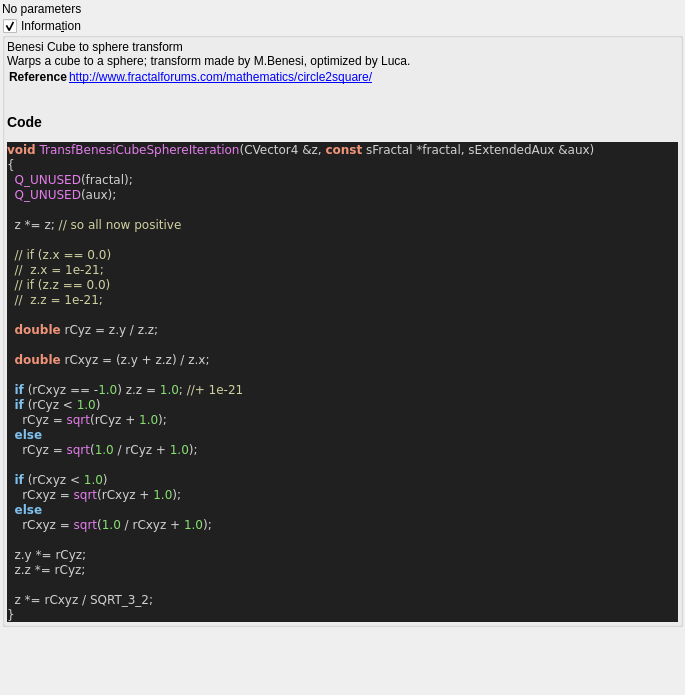
First picture: the form in mandelbulber2/formula/ui/fractal_transf_benesi_cube_sphere.ui, repository buddhi1980/mandelbulber2, before the edit.
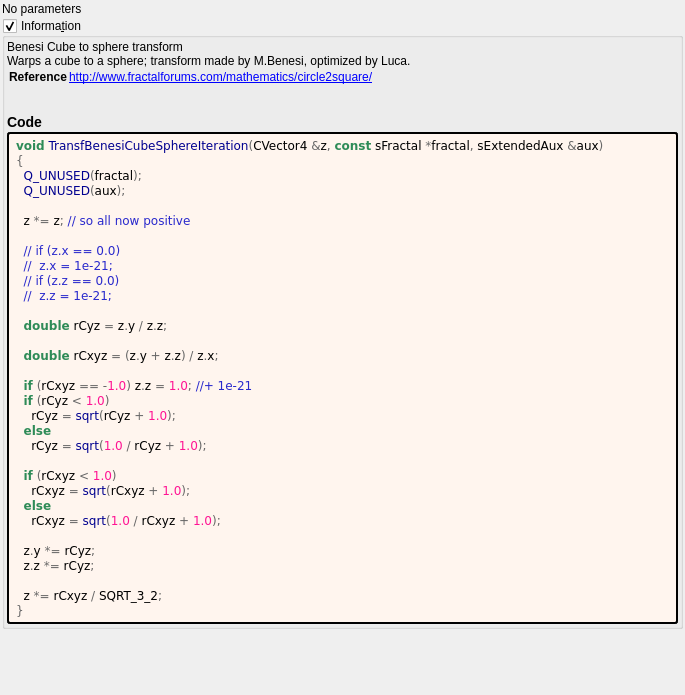
Second picture: the form after the edit. Custom widgets are drawn as their Qt base class.

The edit to the form file:
```diff
--- a/mandelbulber2/formula/ui/fractal_transf_benesi_cube_sphere.ui
+++ b/mandelbulber2/formula/ui/fractal_transf_benesi_cube_sphere.ui
@@ -67,46 +67,61 @@
        <number>2</number>
       </property>
       <item>
-       <widget class="QLabel" name="label_code_content">
+	   <widget class="QLabel" name="label_information_general">
         <property name="text">
          <string notr="true">&lt;p&gt;Benesi Cube to sphere transform&lt;br&gt;Warps a cube to a sphere; transform made by M.Benesi, optimized by Luca.&lt;/p&gt;&lt;table&gt;
 &lt;tr&gt;&lt;th&gt;Reference&lt;/th&gt;&lt;td&gt;&lt;a href=&quot;http://www.fractalforums.com/mathematics/circle2square/&quot;&gt;http://www.fractalforums.com/mathematics/circle2square/&lt;br&gt;
 &lt;/td&gt;&lt;/tr&gt;
 &lt;/table&gt;
-&lt;h3&gt;Code&lt;/h3&gt;
-&lt;body style=&quot;background-color:#202020&quot;&gt;
-&lt;pre style=&quot;color:#d0d0d0; background-color:#202020;  font-family:'Courier New',monospace;&quot;&gt;&lt;span style=&quot;color:#f09479; font-weight:bold&quot;&gt;void&lt;/span&gt; &lt;span style=&quot;color:#e47eed&quot;&gt;TransfBenesiCubeSphereIteration&lt;/span&gt;&lt;span style=&quot;color:#d0d0d0&quot;&gt;(&lt;/span&gt;CVector4 &lt;span style=&quot;color:#d0d0d0&quot;&gt;&amp;amp;&lt;/span&gt;z&lt;span style=&quot;color:#d0d0d0&quot;&gt;,&lt;/span&gt; &lt;span style=&quot;color:#f09479; font-weight:bold&quot;&gt;const&lt;/span&gt; sFractal &lt;span style=&quot;color:#d0d0d0&quot;&gt;*&lt;/span&gt;fractal&lt;span style=&quot;color:#d0d0d0&quot;&gt;,&lt;/span&gt; sExtendedAux &lt;span style=&quot;color:#d0d0d0&quot;&gt;&amp;amp;&lt;/span&gt;aux&lt;span style=&quot;color:#d0d0d0&quot;&gt;)&lt;/span&gt;
-&lt;span style=&quot;color:#d0d0d0&quot;&gt;{&lt;/span&gt;
-  &lt;span style=&quot;color:#e47eed&quot;&gt;Q_UNUSED&lt;/span&gt;&lt;span style=&quot;color:#d0d0d0&quot;&gt;(&lt;/span&gt;fractal&lt;span style=&quot;color:#d0d0d0&quot;&gt;);&lt;/span&gt;
-  &lt;span style=&quot;color:#e47eed&quot;&gt;Q_UNUSED&lt;/span&gt;&lt;span style=&quot;color:#d0d0d0&quot;&gt;(&lt;/span&gt;aux&lt;span style=&quot;color:#d0d0d0&quot;&gt;);&lt;/span&gt;
+&lt;h3&gt;Code&lt;/h3&gt;</string>
+		</property>
+		<property name="wordWrap">
+		 <bool>true</bool>
+		</property>
+		<property name="openExternalLinks">
+		 <bool>true</bool>
+		</property>
+		<property name="textInteractionFlags">
+		 <set>Qt::LinksAccessibleByMouse|Qt::TextSelectableByMouse</set>
+		</property>
+		</widget>
+	   </item>
+	   <item>
+	    <widget class="QLabel" name="label_code_content">
+		 <property name="text">
+		  <string notr="true">&lt;body style=&quot;background-color:#fff5ee&quot;&gt;
+&lt;pre style=&quot;color:#000000; background-color:#fff5ee;  font-family:'Courier New',monospace;&quot;&gt;&lt;span style=&quot;color:#2e8b57; font-weight:bold&quot;&gt;void&lt;/span&gt; &lt;span style=&quot;color:#00008f&quot;&gt;TransfBenesiCubeSphereIteration&lt;/span&gt;&lt;span style=&quot;color:#676767&quot;&gt;(&lt;/span&gt;CVector4 &lt;span style=&quot;color:#676767&quot;&gt;&amp;amp;&lt;/span&gt;z&lt;span style=&quot;color:#676767&quot;&gt;,&lt;/span&gt; &lt;span style=&quot;color:#2e8b57; font-weight:bold&quot;&gt;const&lt;/span&gt; sFractal &lt;span style=&quot;color:#676767&quot;&gt;*&lt;/span&gt;fractal&lt;span style=&quot;color:#676767&quot;&gt;,&lt;/span&gt; sExtendedAux &lt;span style=&quot;color:#676767&quot;&gt;&amp;amp;&lt;/span&gt;aux&lt;span style=&quot;color:#676767&quot;&gt;)&lt;/span&gt;
+&lt;span style=&quot;color:#676767&quot;&gt;{&lt;/span&gt;
+  &lt;span style=&quot;color:#00008f&quot;&gt;Q_UNUSED&lt;/span&gt;&lt;span style=&quot;color:#676767&quot;&gt;(&lt;/span&gt;fractal&lt;span style=&quot;color:#676767&quot;&gt;);&lt;/span&gt;
+  &lt;span style=&quot;color:#00008f&quot;&gt;Q_UNUSED&lt;/span&gt;&lt;span style=&quot;color:#676767&quot;&gt;(&lt;/span&gt;aux&lt;span style=&quot;color:#676767&quot;&gt;);&lt;/span&gt;
 
-  z &lt;span style=&quot;color:#d0d0d0&quot;&gt;*=&lt;/span&gt; z&lt;span style=&quot;color:#d0d0d0&quot;&gt;;&lt;/span&gt; &lt;span style=&quot;color:#d0d0a0&quot;&gt;// so all now positive&lt;/span&gt;
+  z &lt;span style=&quot;color:#676767&quot;&gt;*=&lt;/span&gt; z&lt;span style=&quot;color:#676767&quot;&gt;;&lt;/span&gt; &lt;span style=&quot;color:#2929cc&quot;&gt;// so all now positive&lt;/span&gt;
 
-  &lt;span style=&quot;color:#d0d0a0&quot;&gt;// if (z.x == 0.0)&lt;/span&gt;
-  &lt;span style=&quot;color:#d0d0a0&quot;&gt;//  z.x = 1e-21;&lt;/span&gt;
-  &lt;span style=&quot;color:#d0d0a0&quot;&gt;// if (z.z == 0.0)&lt;/span&gt;
-  &lt;span style=&quot;color:#d0d0a0&quot;&gt;//  z.z = 1e-21;&lt;/span&gt;
+  &lt;span style=&quot;color:#2929cc&quot;&gt;// if (z.x == 0.0)&lt;/span&gt;
+  &lt;span style=&quot;color:#2929cc&quot;&gt;//  z.x = 1e-21;&lt;/span&gt;
+  &lt;span style=&quot;color:#2929cc&quot;&gt;// if (z.z == 0.0)&lt;/span&gt;
+  &lt;span style=&quot;color:#2929cc&quot;&gt;//  z.z = 1e-21;&lt;/span&gt;
 
-  &lt;span style=&quot;color:#f09479; font-weight:bold&quot;&gt;double&lt;/span&gt; rCyz &lt;span style=&quot;color:#d0d0d0&quot;&gt;=&lt;/span&gt; z&lt;span style=&quot;color:#d0d0d0&quot;&gt;.&lt;/span&gt;y &lt;span style=&quot;color:#d0d0d0&quot;&gt;/&lt;/span&gt; z&lt;span style=&quot;color:#d0d0d0&quot;&gt;.&lt;/span&gt;z&lt;span style=&quot;color:#d0d0d0&quot;&gt;;&lt;/span&gt;
+  &lt;span style=&quot;color:#2e8b57; font-weight:bold&quot;&gt;double&lt;/span&gt; rCyz &lt;span style=&quot;color:#676767&quot;&gt;=&lt;/span&gt; z&lt;span style=&quot;color:#676767&quot;&gt;.&lt;/span&gt;y &lt;span style=&quot;color:#676767&quot;&gt;/&lt;/span&gt; z&lt;span style=&quot;color:#676767&quot;&gt;.&lt;/span&gt;z&lt;span style=&quot;color:#676767&quot;&gt;;&lt;/span&gt;
 
-  &lt;span style=&quot;color:#f09479; font-weight:bold&quot;&gt;double&lt;/span&gt; rCxyz &lt;span style=&quot;color:#d0d0d0&quot;&gt;= (&lt;/span&gt;z&lt;span style=&quot;color:#d0d0d0&quot;&gt;.&lt;/span&gt;y &lt;span style=&quot;color:#d0d0d0&quot;&gt;+&lt;/span&gt; z&lt;span style=&quot;color:#d0d0d0&quot;&gt;.&lt;/span&gt;z&lt;span style=&quot;color:#d0d0d0&quot;&gt;) /&lt;/span&gt; z&lt;span style=&quot;color:#d0d0d0&quot;&gt;.&lt;/span&gt;x&lt;span style=&quot;color:#d0d0d0&quot;&gt;;&lt;/span&gt;
+  &lt;span style=&quot;color:#2e8b57; font-weight:bold&quot;&gt;double&lt;/span&gt; rCxyz &lt;span style=&quot;color:#676767&quot;&gt;= (&lt;/span&gt;z&lt;span style=&quot;color:#676767&quot;&gt;.&lt;/span&gt;y &lt;span style=&quot;color:#676767&quot;&gt;+&lt;/span&gt; z&lt;span style=&quot;color:#676767&quot;&gt;.&lt;/span&gt;z&lt;span style=&quot;color:#676767&quot;&gt;) /&lt;/span&gt; z&lt;span style=&quot;color:#676767&quot;&gt;.&lt;/span&gt;x&lt;span style=&quot;color:#676767&quot;&gt;;&lt;/span&gt;
 
-  &lt;span style=&quot;color:#7ec0ee; font-weight:bold&quot;&gt;if&lt;/span&gt; &lt;span style=&quot;color:#d0d0d0&quot;&gt;(&lt;/span&gt;rCxyz &lt;span style=&quot;color:#d0d0d0&quot;&gt;== -&lt;/span&gt;&lt;span style=&quot;color:#87df71&quot;&gt;1.0&lt;/span&gt;&lt;span style=&quot;color:#d0d0d0&quot;&gt;)&lt;/span&gt; z&lt;span style=&quot;color:#d0d0d0&quot;&gt;.&lt;/span&gt;z &lt;span style=&quot;color:#d0d0d0&quot;&gt;=&lt;/span&gt; &lt;span style=&quot;color:#87df71&quot;&gt;1.0&lt;/span&gt;&lt;span style=&quot;color:#d0d0d0&quot;&gt;;&lt;/span&gt; &lt;span style=&quot;color:#d0d0a0&quot;&gt;//+ 1e-21&lt;/span&gt;
-  &lt;span style=&quot;color:#7ec0ee; font-weight:bold&quot;&gt;if&lt;/span&gt; &lt;span style=&quot;color:#d0d0d0&quot;&gt;(&lt;/span&gt;rCyz &lt;span style=&quot;color:#d0d0d0&quot;&gt;&amp;lt;&lt;/span&gt; &lt;span style=&quot;color:#87df71&quot;&gt;1.0&lt;/span&gt;&lt;span style=&quot;color:#d0d0d0&quot;&gt;)&lt;/span&gt;
-    rCyz &lt;span style=&quot;color:#d0d0d0&quot;&gt;=&lt;/span&gt; &lt;span style=&quot;color:#e47eed&quot;&gt;sqrt&lt;/span&gt;&lt;span style=&quot;color:#d0d0d0&quot;&gt;(&lt;/span&gt;rCyz &lt;span style=&quot;color:#d0d0d0&quot;&gt;+&lt;/span&gt; &lt;span style=&quot;color:#87df71&quot;&gt;1.0&lt;/span&gt;&lt;span style=&quot;color:#d0d0d0&quot;&gt;);&lt;/span&gt;
-  &lt;span style=&quot;color:#7ec0ee; font-weight:bold&quot;&gt;else&lt;/span&gt;
-    rCyz &lt;span style=&quot;color:#d0d0d0&quot;&gt;=&lt;/span&gt; &lt;span style=&quot;color:#e47eed&quot;&gt;sqrt&lt;/span&gt;&lt;span style=&quot;color:#d0d0d0&quot;&gt;(&lt;/span&gt;&lt;span style=&quot;color:#87df71&quot;&gt;1.0&lt;/span&gt; &lt;span style=&quot;color:#d0d0d0&quot;&gt;/&lt;/span&gt; rCyz &lt;span style=&quot;color:#d0d0d0&quot;&gt;+&lt;/span&gt; &lt;span style=&quot;color:#87df71&quot;&gt;1.0&lt;/span&gt;&lt;span style=&quot;color:#d0d0d0&quot;&gt;);&lt;/span&gt;
+  &lt;span style=&quot;color:#2e8b57; font-weight:bold&quot;&gt;if&lt;/span&gt; &lt;span style=&quot;color:#676767&quot;&gt;(&lt;/span&gt;rCxyz &lt;span style=&quot;color:#676767&quot;&gt;== -&lt;/span&gt;&lt;span style=&quot;color:#ff1493&quot;&gt;1.0&lt;/span&gt;&lt;span style=&quot;color:#676767&quot;&gt;)&lt;/span&gt; z&lt;span style=&quot;color:#676767&quot;&gt;.&lt;/span&gt;z &lt;span style=&quot;color:#676767&quot;&gt;=&lt;/span&gt; &lt;span style=&quot;color:#ff1493&quot;&gt;1.0&lt;/span&gt;&lt;span style=&quot;color:#676767&quot;&gt;;&lt;/span&gt; &lt;span style=&quot;color:#2929cc&quot;&gt;//+ 1e-21&lt;/span&gt;
+  &lt;span style=&quot;color:#2e8b57; font-weight:bold&quot;&gt;if&lt;/span&gt; &lt;span style=&quot;color:#676767&quot;&gt;(&lt;/span&gt;rCyz &lt;span style=&quot;color:#676767&quot;&gt;&amp;lt;&lt;/span&gt; &lt;span style=&quot;color:#ff1493&quot;&gt;1.0&lt;/span&gt;&lt;span style=&quot;color:#676767&quot;&gt;)&lt;/span&gt;
+    rCyz &lt;span style=&quot;color:#676767&quot;&gt;=&lt;/span&gt; &lt;span style=&quot;color:#00008f&quot;&gt;sqrt&lt;/span&gt;&lt;span style=&quot;color:#676767&quot;&gt;(&lt;/span&gt;rCyz &lt;span style=&quot;color:#676767&quot;&gt;+&lt;/span&gt; &lt;span style=&quot;color:#ff1493&quot;&gt;1.0&lt;/span&gt;&lt;span style=&quot;color:#676767&quot;&gt;);&lt;/span&gt;
+  &lt;span style=&quot;color:#2e8b57; font-weight:bold&quot;&gt;else&lt;/span&gt;
+    rCyz &lt;span style=&quot;color:#676767&quot;&gt;=&lt;/span&gt; &lt;span style=&quot;color:#00008f&quot;&gt;sqrt&lt;/span&gt;&lt;span style=&quot;color:#676767&quot;&gt;(&lt;/span&gt;&lt;span style=&quot;color:#ff1493&quot;&gt;1.0&lt;/span&gt; &lt;span style=&quot;color:#676767&quot;&gt;/&lt;/span&gt; rCyz &lt;span style=&quot;color:#676767&quot;&gt;+&lt;/span&gt; &lt;span style=&quot;color:#ff1493&quot;&gt;1.0&lt;/span&gt;&lt;span style=&quot;color:#676767&quot;&gt;);&lt;/span&gt;
 
-  &lt;span style=&quot;color:#7ec0ee; font-weight:bold&quot;&gt;if&lt;/span&gt; &lt;span style=&quot;color:#d0d0d0&quot;&gt;(&lt;/span&gt;rCxyz &lt;span style=&quot;color:#d0d0d0&quot;&gt;&amp;lt;&lt;/span&gt; &lt;span style=&quot;color:#87df71&quot;&gt;1.0&lt;/span&gt;&lt;span style=&quot;color:#d0d0d0&quot;&gt;)&lt;/span&gt;
-    rCxyz &lt;span style=&quot;color:#d0d0d0&quot;&gt;=&lt;/span&gt; &lt;span style=&quot;color:#e47eed&quot;&gt;sqrt&lt;/span&gt;&lt;span style=&quot;color:#d0d0d0&quot;&gt;(&lt;/span&gt;rCxyz &lt;span style=&quot;color:#d0d0d0&quot;&gt;+&lt;/span&gt; &lt;span style=&quot;color:#87df71&quot;&gt;1.0&lt;/span&gt;&lt;span style=&quot;color:#d0d0d0&quot;&gt;);&lt;/span&gt;
-  &lt;span style=&quot;color:#7ec0ee; font-weight:bold&quot;&gt;else&lt;/span&gt;
-    rCxyz &lt;span style=&quot;color:#d0d0d0&quot;&gt;=&lt;/span&gt; &lt;span style=&quot;color:#e47eed&quot;&gt;sqrt&lt;/span&gt;&lt;span style=&quot;color:#d0d0d0&quot;&gt;(&lt;/span&gt;&lt;span style=&quot;color:#87df71&quot;&gt;1.0&lt;/span&gt; &lt;span style=&quot;color:#d0d0d0&quot;&gt;/&lt;/span&gt; rCxyz &lt;span style=&quot;color:#d0d0d0&quot;&gt;+&lt;/span&gt; &lt;span style=&quot;color:#87df71&quot;&gt;1.0&lt;/span&gt;&lt;span style=&quot;color:#d0d0d0&quot;&gt;);&lt;/span&gt;
+  &lt;span style=&quot;color:#2e8b57; font-weight:bold&quot;&gt;if&lt;/span&gt; &lt;span style=&quot;color:#676767&quot;&gt;(&lt;/span&gt;rCxyz &lt;span style=&quot;color:#676767&quot;&gt;&amp;lt;&lt;/span&gt; &lt;span style=&quot;color:#ff1493&quot;&gt;1.0&lt;/span&gt;&lt;span style=&quot;color:#676767&quot;&gt;)&lt;/span&gt;
+    rCxyz &lt;span style=&quot;color:#676767&quot;&gt;=&lt;/span&gt; &lt;span style=&quot;color:#00008f&quot;&gt;sqrt&lt;/span&gt;&lt;span style=&quot;color:#676767&quot;&gt;(&lt;/span&gt;rCxyz &lt;span style=&quot;color:#676767&quot;&gt;+&lt;/span&gt; &lt;span style=&quot;color:#ff1493&quot;&gt;1.0&lt;/span&gt;&lt;span style=&quot;color:#676767&quot;&gt;);&lt;/span&gt;
+  &lt;span style=&quot;color:#2e8b57; font-weight:bold&quot;&gt;else&lt;/span&gt;
+    rCxyz &lt;span style=&quot;color:#676767&quot;&gt;=&lt;/span&gt; &lt;span style=&quot;color:#00008f&quot;&gt;sqrt&lt;/span&gt;&lt;span style=&quot;color:#676767&quot;&gt;(&lt;/span&gt;&lt;span style=&quot;color:#ff1493&quot;&gt;1.0&lt;/span&gt; &lt;span style=&quot;color:#676767&quot;&gt;/&lt;/span&gt; rCxyz &lt;span style=&quot;color:#676767&quot;&gt;+&lt;/span&gt; &lt;span style=&quot;color:#ff1493&quot;&gt;1.0&lt;/span&gt;&lt;span style=&quot;color:#676767&quot;&gt;);&lt;/span&gt;
 
-  z&lt;span style=&quot;color:#d0d0d0&quot;&gt;.&lt;/span&gt;y &lt;span style=&quot;color:#d0d0d0&quot;&gt;*=&lt;/span&gt; rCyz&lt;span style=&quot;color:#d0d0d0&quot;&gt;;&lt;/span&gt;
-  z&lt;span style=&quot;color:#d0d0d0&quot;&gt;.&lt;/span&gt;z &lt;span style=&quot;color:#d0d0d0&quot;&gt;*=&lt;/span&gt; rCyz&lt;span style=&quot;color:#d0d0d0&quot;&gt;;&lt;/span&gt;
+  z&lt;span style=&quot;color:#676767&quot;&gt;.&lt;/span&gt;y &lt;span style=&quot;color:#676767&quot;&gt;*=&lt;/span&gt; rCyz&lt;span style=&quot;color:#676767&quot;&gt;;&lt;/span&gt;
+  z&lt;span style=&quot;color:#676767&quot;&gt;.&lt;/span&gt;z &lt;span style=&quot;color:#676767&quot;&gt;*=&lt;/span&gt; rCyz&lt;span style=&quot;color:#676767&quot;&gt;;&lt;/span&gt;
 
-  z &lt;span style=&quot;color:#d0d0d0&quot;&gt;*=&lt;/span&gt; rCxyz &lt;span style=&quot;color:#d0d0d0&quot;&gt;/&lt;/span&gt; SQRT_3_2&lt;span style=&quot;color:#d0d0d0&quot;&gt;;&lt;/span&gt;
-&lt;span style=&quot;color:#d0d0d0&quot;&gt;}&lt;/span&gt;
+  z &lt;span style=&quot;color:#676767&quot;&gt;*=&lt;/span&gt; rCxyz &lt;span style=&quot;color:#676767&quot;&gt;/&lt;/span&gt; SQRT_3_2&lt;span style=&quot;color:#676767&quot;&gt;;&lt;/span&gt;
+&lt;span style=&quot;color:#676767&quot;&gt;}&lt;/span&gt;
 &lt;/pre&gt;
 &lt;/body&gt;</string>
         </property>
@@ -119,6 +134,9 @@
         <property name="textInteractionFlags">
          <set>Qt::LinksAccessibleByMouse|Qt::TextSelectableByMouse</set>
         </property>
+		 <property name="styleSheet">
+		  <string notr="true">border-style: outset; border-width: 2px; border-radius: 3px; border-color: black; background-color: #fff5ee; padding: 4px;</string>
+		  </property>
        </widget>
       </item>
      </layout>
```
Lines whose indentation alone changed are shown as unchanged.
